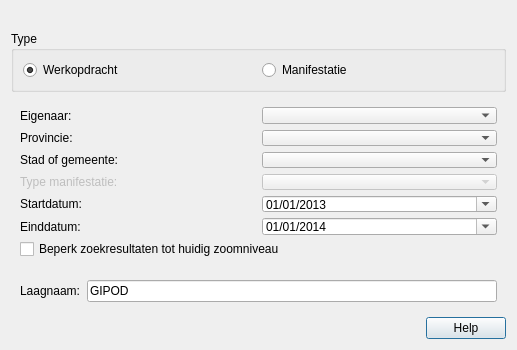
Old version of the form ui_geopunt4QgisGIPOD.ui in the repository warrieka/geopunt4Qgis.
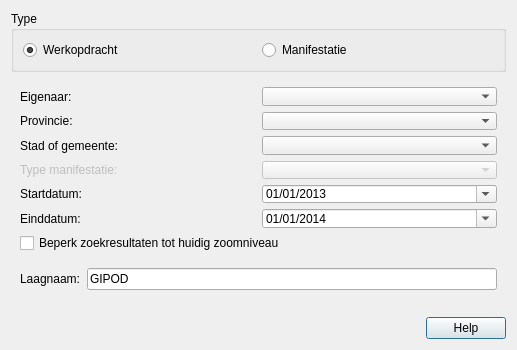
New version of the form. Icons and pictures are not drawn.

```diff
--- a/ui_geopunt4QgisGIPOD.ui
+++ b/ui_geopunt4QgisGIPOD.ui
@@ -49,19 +49,6 @@
    <bool>false</bool>
   </property>
   <layout class="QVBoxLayout" name="verticalLayout">
-   <item>
-    <widget class="QLabel" name="mgsBox">
-     <property name="frameShape">
-      <enum>QFrame::NoFrame</enum>
-     </property>
-     <property name="frameShadow">
-      <enum>QFrame::Plain</enum>
-     </property>
-     <property name="text">
-      <string/>
-     </property>
-    </widget>
-   </item>
    <item>
     <widget class="QGroupBox" name="typeBox">
      <property name="sizePolicy">
@@ -280,6 +267,12 @@
    <item>
     <widget class="QWidget" name="outputWgt" native="true">
      <layout class="QHBoxLayout" name="horizontalLayout_2">
+      <property name="topMargin">
+       <number>1</number>
+      </property>
+      <property name="bottomMargin">
+       <number>1</number>
+      </property>
       <item>
        <widget class="QLabel" name="laagNaamLbl">
         <property name="text">
@@ -306,6 +299,22 @@
      </layout>
     </widget>
    </item>
+   <item>
+    <widget class="QLabel" name="mgsBox">
+     <property name="frameShape">
+      <enum>QFrame::NoFrame</enum>
+     </property>
+     <property name="frameShadow">
+      <enum>QFrame::Plain</enum>
+     </property>
+     <property name="text">
+      <string/>
+     </property>
+     <property name="margin">
+      <number>0</number>
+     </property>
+    </widget>
+   </item>
    <item>
     <layout class="QHBoxLayout" name="horizontalLayout_3">
      <item>
```
